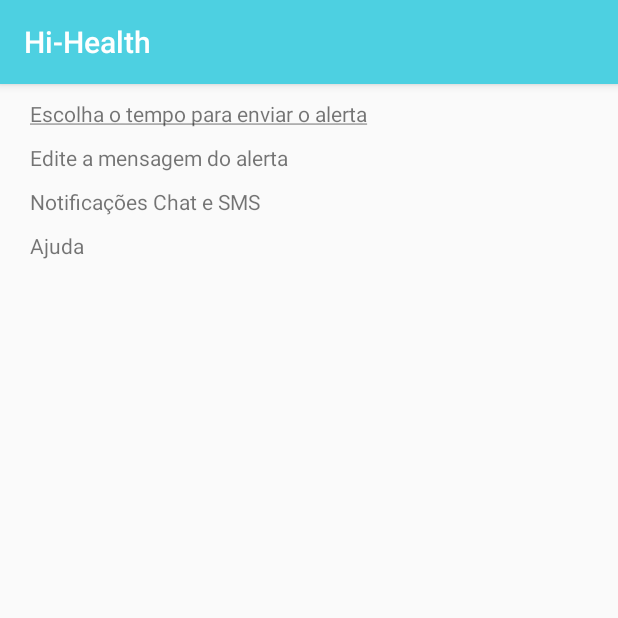
After one commit to GustavorDeSousa/Hi-Health, an Android app: the ConfigAlertActivity screen opened directly, with no data from a screen before it, on a phone screen of 412 x 824 dp, the top half of it. The commit adds this screen. Run offline under Robolectric (Android 15) with nearby library versions, the phone set to English and light mode, and no system bars.

Commit message:
Tela de Opções de Alerta

```diff
--- a/app/src/main/AndroidManifest.xml
+++ b/app/src/main/AndroidManifest.xml
@@ -18,7 +18,8 @@
         </activity>
         <activity android:name=".login" />
         <activity android:name=".dado1" />
-        <activity android:name=".dado2"></activity>
+        <activity android:name=".dado2" />
+        <activity android:name=".ConfigAlertActivity"></activity>
     </application>
 
 </manifest>
--- /dev/null
+++ b/app/src/main/java/br/com/thecharles/hihealth/ConfigAlertActivity.java
@@ -0,0 +1,13 @@
+package br.com.thecharles.hihealth;
+
+import android.support.v7.app.AppCompatActivity;
+import android.os.Bundle;
+
+public class ConfigAlertActivity extends AppCompatActivity {
+
+    @Override
+    protected void onCreate(Bundle savedInstanceState) {
+        super.onCreate(savedInstanceState);
+        setContentView(R.layout.activity_config_alert);
+    }
+}
--- /dev/null
+++ b/app/src/main/res/layout/activity_config_alert.xml
@@ -0,0 +1,43 @@
+<?xml version="1.0" encoding="utf-8"?>
+<LinearLayout android:layout_height="match_parent"
+    android:layout_width="match_parent"
+    android:orientation="vertical"
+    xmlns:android="http://schemas.android.com/apk/res/android">
+
+    <TextView
+        android:layout_width="match_parent"
+        android:layout_height="wrap_content"
+        android:id="@+id/tvTempoAlert"
+        android:text="@string/escolha_o_tempo_para_enviar_o_alerta"
+        android:layout_marginLeft="20dp"
+        android:layout_marginRight="20dp"
+        android:layout_marginTop="10dp"
+        />
+    <TextView
+        android:layout_width="match_parent"
+        android:layout_height="wrap_content"
+        android:id="@+id/tvMensagemAlert"
+        android:text="Edite a mensagem do alerta"
+        android:layout_marginLeft="20dp"
+        android:layout_marginRight="20dp"
+        android:layout_marginTop="10dp"
+        />
+    <TextView
+        android:layout_width="match_parent"
+        android:layout_height="wrap_content"
+        android:id="@+id/tvChatSms"
+        android:text="@string/notifica_es_chat_e_sms"
+        android:layout_marginLeft="20dp"
+        android:layout_marginRight="20dp"
+        android:layout_marginTop="10dp"
+        />
+    <TextView
+        android:layout_width="match_parent"
+        android:layout_height="wrap_content"
+        android:id="@+id/tvAjuda"
+        android:text="@string/ajuda"
+        android:layout_marginLeft="20dp"
+        android:layout_marginRight="20dp"
+        android:layout_marginTop="10dp"
+        />
+</LinearLayout>
--- a/app/src/main/res/values/strings.xml
+++ b/app/src/main/res/values/strings.xml
@@ -1,5 +1,8 @@
 <resources>
     <string name="app_name">Hi-Health</string>
+    <string name="escolha_o_tempo_para_enviar_o_alerta"><u>Escolha o tempo para enviar o alerta</u></string>
+    <string name="ajuda">Ajuda</string>
+    <string name="notifica_es_chat_e_sms">Notificações Chat e SMS</string>
 
     <string-array name="tipo_sanguineo">
         <item>A+</item>
```
